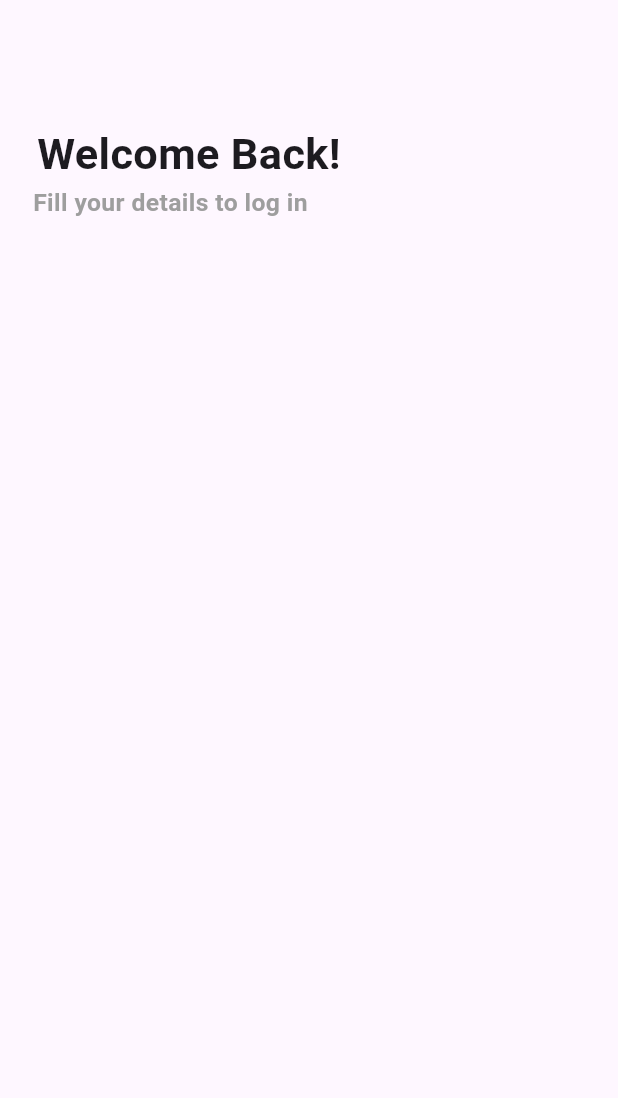
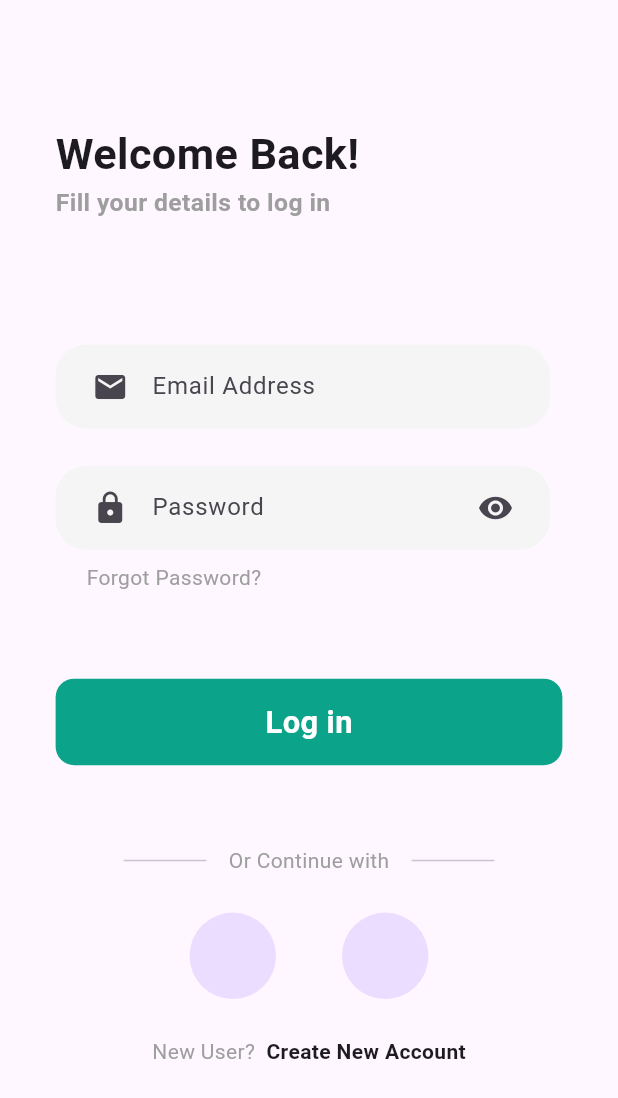
Before and after one commit to CAPJITESH/vega24_DartDash, a Flutter app: the screen it shows after launch, on a phone screen of 412 x 824 dp. Shown: the top 1098 px of the screen. Run offline on Flutter 3.47's test engine with Material 3 defaults, Android fonts, the light colour scheme and no system bars; our stand-ins replace firebase_core, firebase_messaging, flutter_keyboard_visibility, flutter_local_notifications, flutter_svg, toastification; accounts and stored records are empty.

Commit message:
Auth Screens Added

```diff
--- a/lib/screens/auth/loginscreen.dart
+++ b/lib/screens/auth/loginscreen.dart
@@ -1,4 +1,8 @@
+import 'package:dartdash/constants/constants.dart';
+import 'package:dartdash/screens/auth/signupscreen.dart';
+import 'package:flutter/cupertino.dart';
 import 'package:flutter/material.dart';
+import 'package:flutter/widgets.dart';
 
 class LoginScreen extends StatelessWidget
 {
@@ -7,21 +11,131 @@ class LoginScreen extends StatelessWidget
     Size size = MediaQuery.of(context).size;
     return Scaffold(
       body: SingleChildScrollView(
+        child: Padding(
+          padding: EdgeInsets.symmetric(horizontal: size.width*0.09),
           child: Column(
+            crossAxisAlignment: CrossAxisAlignment.start,
             children: [
               SizedBox(
                 height: size.height*0.1,
               ),
-            Padding(
-              padding: EdgeInsets.only(left: size.width*0.06),
-              child: Text("Welcome Back!",style: TextStyle(fontWeight: FontWeight.bold,fontSize: size.width*0.07),),
-            ),
+              Text("Welcome Back!",style: TextStyle(fontWeight: FontWeight.bold,fontSize: size.width*0.07),),
               Text("Fill your details to log in",style: TextStyle(fontWeight: FontWeight.bold,fontSize: size.width*0.04,color: Colors.grey),),
               SizedBox(
                 height: size.height*0.1,
               ),
+              Container(
+                alignment: Alignment.center,
+                padding: EdgeInsets.symmetric(horizontal: size.width*0.03),
+                decoration: BoxDecoration(
+                  borderRadius: BorderRadius.circular(size.width*0.05),
+                  color: Colors.grey.shade100,
+                ),
+                width: size.width*0.8,
+                child: TextField(
+                  decoration: InputDecoration(
+                    labelText: "Email Address",
+                    prefixIcon: Icon(Icons.email),
+                    border: InputBorder.none,
+                  ),
+                ),
+              ),
+              SizedBox(
+                height: size.height*0.03,
+              ),
+              Container(
+                alignment: Alignment.center,
+                padding: EdgeInsets.symmetric(horizontal: size.width*0.03),
+                decoration: BoxDecoration(
+                  borderRadius: BorderRadius.circular(size.width*0.05),
+                  color: Colors.grey.shade100,
+                ),
+                width: size.width*0.8,
+                child: TextField(
+                  decoration: InputDecoration(
+                    labelText: "Password",
+                    suffixIcon: Icon(Icons.remove_red_eye),
+                    prefixIcon: Icon(Icons.lock),
+                    border: InputBorder.none,
+                  ),
+                ),
+              ),
+              SizedBox(height: size.height*0.01,),
+              Padding(
+                padding: EdgeInsets.only(left: size.width*0.05),
+                child: Text("Forgot Password?",style: TextStyle(color: Colors.grey),),
+              ),
 
+              SizedBox(
+                height: size.height*0.07,
+              ),
+
+              Container(
+                alignment: Alignment.center,
+                width: size.width*0.83,
+                height: size.height*0.07,
+                decoration: BoxDecoration(
+                  color: green,
+                  borderRadius: BorderRadius.circular(size.width*0.03),
+                ),
+                child: Text("Log in",style: TextStyle(color: Colors.white,fontWeight: FontWeight.bold,fontSize: size.width*0.05),),
+              ),
+
+              SizedBox(
+                height: size.height*0.065,
+              ),
+              Align(
+                alignment: Alignment.center,
+                child: SizedBox(
+                  width: size.width*0.6,
+                  child: Row(
+                    children: [
+                      Expanded(child: Divider()),
+                      Text("    Or Continue with    ",style: TextStyle(color: Colors.grey),),
+                      Expanded(child: Divider()),
                     ],
+                  ),
+                ),
+              ),
+              SizedBox(
+                height: size.height*0.03,
+              ),
+              Align(
+                alignment: Alignment.center,
+                child: SizedBox(
+                  width: size.width*0.6,
+                  child: Row(
+                    mainAxisAlignment: MainAxisAlignment.spaceEvenly,
+                    children: [
+                      CircleAvatar(
+                        radius: size.width*0.07,
+                      ),
+                      CircleAvatar(
+                        radius: size.width*0.07,
+                      ),
+                    ],
+                  ),
+                ),
+              ),
+
+              SizedBox(
+                height: size.height*0.03,
+              ),
+              Row(
+                mainAxisAlignment: MainAxisAlignment.center,
+                children: [
+                  Text("New User?  ",style: TextStyle(color: Colors.grey),),
+                  InkWell(
+                    splashFactory: NoSplash.splashFactory,
+                    onTap:(){
+                      Navigator.push(context, MaterialPageRoute(builder: (context)=>SignUpScreen(),),);
+                      },
+                    child: Text("Create New Account",style: TextStyle(fontWeight: FontWeight.bold),),
+                  ),
+                ],
+              ),
+            ],
+          ),
         ),
       ),
     );
--- a/pubspec.yaml
+++ b/pubspec.yaml
@@ -38,7 +38,7 @@ dependencies:
   firebase_core: ^2.26.0
   firebase_messaging: ^14.7.18
   flutter_local_notifications: ^16.3.3
-  http: ^0.13.4
+  http: ^1.0.0
   flutter_keyboard_visibility: ^6.0.0
   toastification: ^1.2.1
   flutter_svg: ^2.0.10+1
```
Also changed, not shown: lib/screens/auth/personaldetails.dart (added, +89 -0 lines), lib/screens/auth/signupscreen.dart (added, +207 -0 lines), pubspec.lock. Lines whose indentation alone changed are shown as unchanged.
